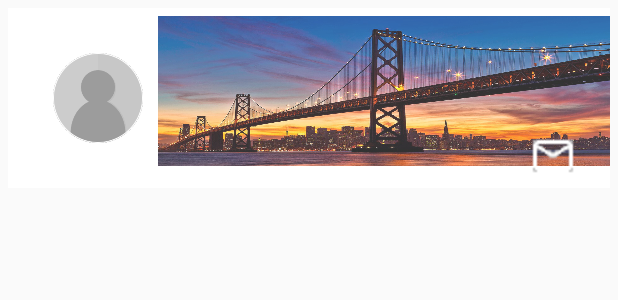
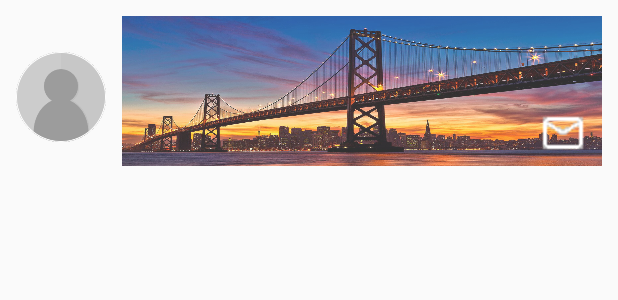
Before and after one commit to saihou/SoLo, an Android app: the layout details_list_row_layout.xml on its own in the app's theme, with its tools: preview values and no code run, on a phone screen of 412 x 824 dp. Shown: the top 300 px of the screen. Run offline under Robolectric (Android 15) with nearby library versions, the phone set to English and light mode, and no system bars.

Commit message:
Minor changes

```diff
--- a/Android/app/src/main/res/layout/activity_details.xml
+++ b/Android/app/src/main/res/layout/activity_details.xml
@@ -21,6 +21,7 @@
         android:id="@+id/details_custom_list"
         android:layout_above="@+id/post_reply"
         android:transcriptMode="alwaysScroll"
+        android:divider="#FFCC00"
         android:layout_marginBottom="15dp"></ListView>
 
     <EditText
--- a/Android/app/src/main/res/layout/activity_login.xml
+++ b/Android/app/src/main/res/layout/activity_login.xml
@@ -67,6 +67,7 @@
             android:text="@string/action_sign_in"
             android:textStyle="bold"
             android:background="@drawable/chat_border"
+            android:layout_marginTop="10dp"
             android:paddingRight="10dp"
             android:paddingLeft="10dp"
             android:elevation="10dp"
--- a/Android/app/src/main/res/layout/details_list_row_layout.xml
+++ b/Android/app/src/main/res/layout/details_list_row_layout.xml
@@ -4,8 +4,7 @@
     android:layout_height="wrap_content"
     android:orientation="horizontal"
     android:layout_margin="5dp"
-    android:dividerHeight="10.0sp"
-    android:background="#FFFFFF">
+    android:dividerHeight="10.0sp">
 
 <ImageView
     android:layout_width="wrap_content"
@@ -15,9 +14,9 @@
     android:scaleType="fitXY"
     android:adjustViewBounds="true"
     android:id="@+id/details_imageView"
-    android:layout_marginLeft="100dp"
-    android:layout_marginTop="5dp"
-    android:layout_marginBottom="5dp"/>
+    android:layout_margin="5dp"
+    android:layout_toRightOf="@+id/detail_profile"
+    android:layout_toEndOf="@+id/detail_profile" />
 
 <TextView
     android:id="@+id/details_title"
@@ -44,11 +43,9 @@
     android:id="@+id/details_chatroom_btn"
     android:layout_width="wrap_content"
     android:layout_height="wrap_content"
+    android:layout_marginRight="10dp"
     android:drawableRight="@drawable/ic_email_outline"
-    android:layout_marginRight="22dp"
-    android:layout_marginEnd="22dp"
-    android:layout_marginBottom="5dp"
-    android:layout_below="@+id/details_reporter"
+    android:layout_alignBottom="@+id/detail_profile"
     android:layout_alignRight="@+id/details_imageView"
     android:layout_alignEnd="@+id/details_imageView" />
 
@@ -65,9 +62,10 @@
         android:layout_width="60dp"
         android:layout_height="80dp"
         android:id="@+id/detail_profile"
+        android:layout_marginLeft="5dp"
+        android:layout_marginRight="5dp"
         android:src="@drawable/avatar_placeholder"
-        android:layout_centerVertical="true"
+        android:layout_below="@+id/details_date"
         android:layout_alignParentLeft="true"
-        android:layout_alignParentStart="true"
-        android:layout_marginLeft="30dp"/>
+        android:layout_alignParentStart="true" />
 </RelativeLayout>
--- a/Android/app/src/main/res/layout/list_row_layout.xml
+++ b/Android/app/src/main/res/layout/list_row_layout.xml
@@ -2,7 +2,7 @@
 <RelativeLayout xmlns:android="http://schemas.android.com/apk/res/android"
     android:layout_width="fill_parent"
     android:layout_height="wrap_content"
-    android:layout_marginBottom="20dp"
+    android:layout_marginBottom="10dp"
     android:dividerHeight="10dp"
     android:orientation="horizontal"
     android:background="@drawable/background_shadow">
```
